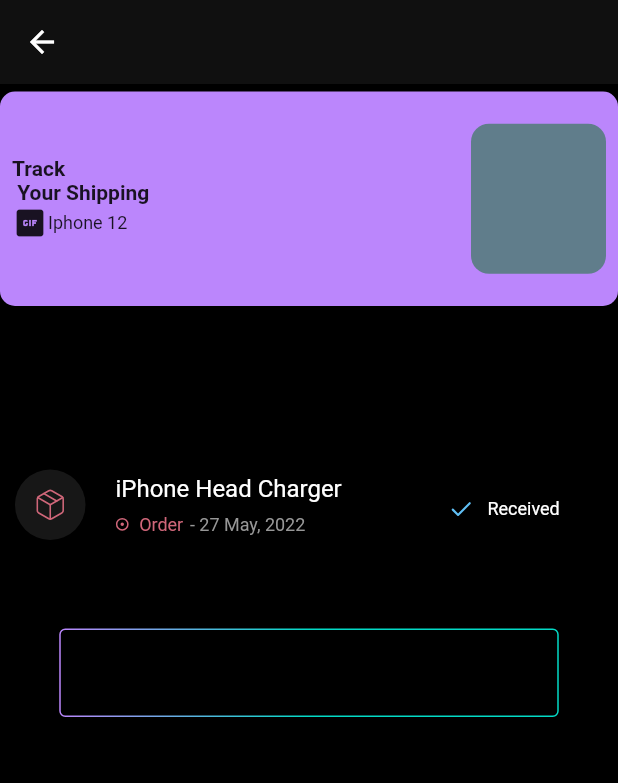
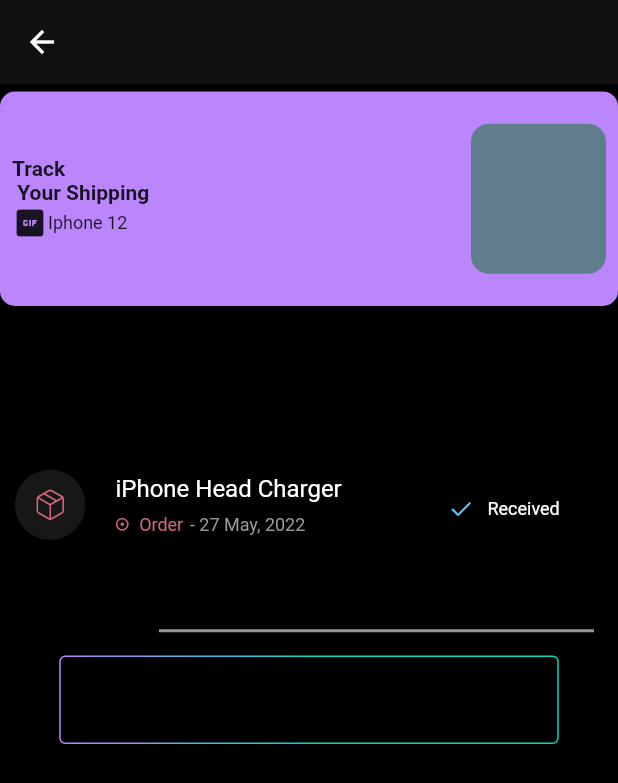
Before and after one commit to antrollingsid/a2b, a Flutter app: the DashBoard screen opened by its route, on a phone screen of 412 x 824 dp. Shown: the top 783 px of the screen. Run offline on Flutter 3.47's test engine with Material 2 defaults, Android fonts, the light colour scheme and no system bars; our stand-ins replace flutter_svg, get, gradient_borders; Roboto replaces fonts that are missing (SF Pro Display).

Commit message:
add line as svg

```diff
--- a/lib/User/screens/dashboard.dart
+++ b/lib/User/screens/dashboard.dart
@@ -21,17 +21,23 @@
         backgroundColor: const Color.fromARGB(255, 16, 16, 16),
       ),
       body: Column(
-        children: const [
-          CustomShip(),
-          OrderHistoryActivity(),
-          SizedBox(
+        children: [
+          const CustomShip(),
+          const OrderHistoryActivity(),
+          Padding(
+            padding: const EdgeInsets.only(left: 90),
+            child: SvgPicture.string(SvgConstant.lineDark),
+          ),
+          const Padding(
+            padding: EdgeInsets.only(top: 15),
+            child: SizedBox(
               height: 67,
               width: 333,
               child: TextField(
                 decoration: InputDecoration(
                   hintText: 'Search',
                   border: GradientOutlineInputBorder(
-                  gradient: const LinearGradient(
+                    gradient: LinearGradient(
                         colors: [AppColors.primaryDark, AppColors.secondary],
                         begin: FractionalOffset(0.0, 0.0),
                         end: FractionalOffset(0.5, 0.0),
@@ -42,6 +48,7 @@
                   ),
                 ),
               ),
+            ),
           )
         ],
       ),
--- a/lib/allConstants/svg.dart
+++ b/lib/allConstants/svg.dart
@@ -72,4 +72,11 @@
 </defs>
 </svg>
 ''';
+
+  static String lineDark = '''
+<svg width="290" height="3" viewBox="0 0 290 3" fill="none" xmlns="http://www.w3.org/2000/svg">
+<line x1="-0.000976562" y1="1.5" x2="289.999" y2="1.5" stroke="#979797" stroke-width="2"/>
+</svg>
+
+''';
 }
```
Also changed, not shown: 1 other file. Lines whose indentation alone changed are shown as unchanged.
